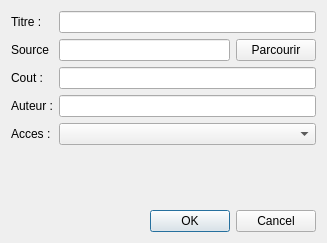
Qt form Facility/descripteurdialog.ui (etsi-kekeli/gestion_bibliotheque_image) before a commit.
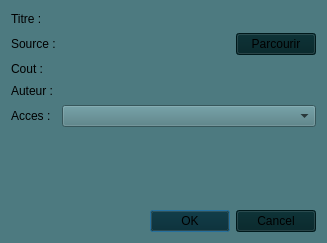
The same form after that commit.

Commit message: design mainwindow

The edit to the form file:
```diff
--- a/Facility/descripteurdialog.ui
+++ b/Facility/descripteurdialog.ui
@@ -13,11 +13,20 @@
   <property name="windowTitle">
    <string>Dialog</string>
   </property>
+  <property name="styleSheet">
+   <string notr="true">background-color: rgb(77, 122, 128);</string>
+  </property>
   <layout class="QVBoxLayout" name="verticalLayout">
    <item>
     <layout class="QGridLayout" name="gridLayout">
      <item row="0" column="0">
       <widget class="QLabel" name="label">
+       <property name="styleSheet">
+        <string notr="true">font: 700 10pt &quot;Ubuntu&quot;;
+ border: none !important;
+    border-radius: 0px !important;
+    background: transparent !important;</string>
+       </property>
        <property name="text">
         <string>Titre :</string>
        </property>
@@ -25,23 +34,48 @@
      </item>
      <item row="3" column="0">
       <widget class="QLabel" name="label_4">
+       <property name="styleSheet">
+        <string notr="true">font: 700 10pt &quot;Ubuntu&quot;;
+ border: none !important;
+    border-radius: 0px !important;
+    background: transparent !important;</string>
+       </property>
        <property name="text">
         <string>Auteur :</string>
        </property>
       </widget>
      </item>
      <item row="3" column="1">
-      <widget class="QLineEdit" name="edAuteur"/>
+      <widget class="QLineEdit" name="edAuteur">
+       <property name="styleSheet">
+        <string notr="true"> border: none !important;
+    border-radius: 0px !important;
+    background: transparent !important;</string>
+       </property>
+      </widget>
      </item>
      <item row="2" column="0">
       <widget class="QLabel" name="label_3">
+       <property name="styleSheet">
+        <string notr="true">font: 700 10pt &quot;Ubuntu&quot;;
+ border: none !important;
+    border-radius: 0px !important;
+    background: transparent !important;</string>
+       </property>
        <property name="text">
         <string>Cout :</string>
        </property>
       </widget>
      </item>
      <item row="0" column="1">
-      <widget class="QLineEdit" name="edTitre"/>
+      <widget class="QLineEdit" name="edTitre">
+       <property name="styleSheet">
+        <string notr="true">background-color: rgb(77, 122, 128);
+ border: none !important;
+    border-radius: 0px !important;
+    background: transparent !important;</string>
+       </property>
+      </widget>
      </item>
      <item row="4" column="1">
       <widget class="QComboBox" name="accesBox"/>
@@ -49,10 +83,21 @@
      <item row="1" column="1">
       <layout class="QHBoxLayout" name="horizontalLayout_3">
        <item>
-        <widget class="QLineEdit" name="edSource"/>
+        <widget class="QLineEdit" name="edSource">
+         <property name="styleSheet">
+          <string notr="true"> border: none !important;
+    border-radius: 0px !important;
+    background: transparent !important;
+</string>
+         </property>
+        </widget>
        </item>
        <item>
         <widget class="QPushButton" name="btnParcourir">
+         <property name="styleSheet">
+          <string notr="true">background-color: rgb(0, 33, 37);
+font: 700 10pt &quot;Ubuntu&quot;;</string>
+         </property>
          <property name="text">
           <string>Parcourir</string>
          </property>
@@ -62,18 +107,36 @@
      </item>
      <item row="4" column="0">
       <widget class="QLabel" name="label_5">
+       <property name="styleSheet">
+        <string notr="true">font: 700 10pt &quot;Ubuntu&quot;;
+ border: none !important;
+    border-radius: 0px !important;
+    background: transparent !important;</string>
+       </property>
        <property name="text">
         <string>Acces :</string>
        </property>
       </widget>
      </item>
      <item row="2" column="1">
-      <widget class="QLineEdit" name="edCout"/>
+      <widget class="QLineEdit" name="edCout">
+       <property name="styleSheet">
+        <string notr="true"> border: none !important;
+    border-radius: 0px !important;
+    background: transparent !important;</string>
+       </property>
+      </widget>
      </item>
      <item row="1" column="0">
       <widget class="QLabel" name="label_2">
+       <property name="styleSheet">
+        <string notr="true">font: 700 10pt &quot;Ubuntu&quot;;
+ border: none !important;
+    border-radius: 0px !important;
+    background: transparent !important;</string>
+       </property>
        <property name="text">
-        <string>Source</string>
+        <string>Source :</string>
        </property>
       </widget>
      </item>
@@ -94,6 +157,10 @@
    </item>
    <item>
     <widget class="QDialogButtonBox" name="buttonBox">
+     <property name="styleSheet">
+      <string notr="true">background-color: rgb(0, 33, 37);
+font: 700 10pt &quot;Ubuntu&quot;;</string>
+     </property>
      <property name="orientation">
       <enum>Qt::Orientation::Horizontal</enum>
      </property>
```
The commit also changes 6 other files.
